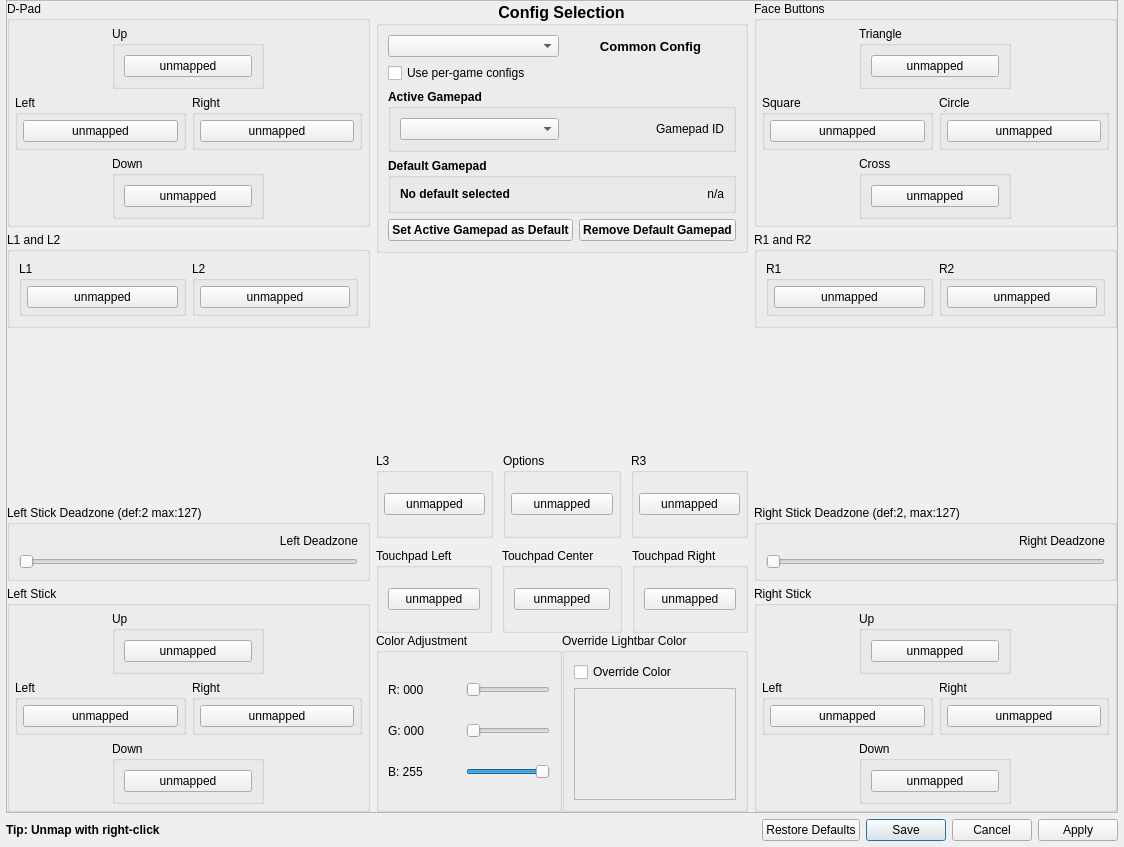
First picture: the form in settings/control_settings.ui, repository rainmakerv3/BB_Launcher, before the edit.
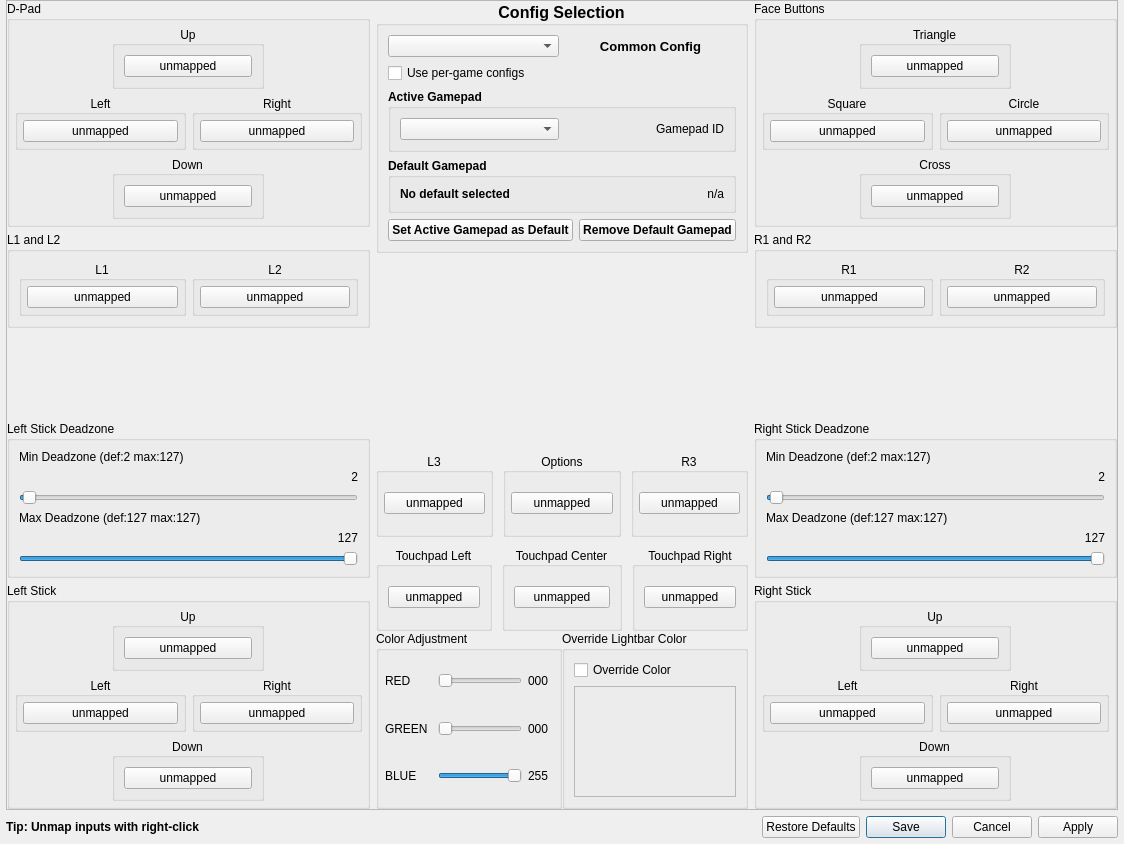
Second picture: the form after the edit. Icons and pictures are not drawn. Custom widgets are drawn as their Qt base class.

Commit message: Add max deadzone setting

```diff
--- a/settings/control_settings.ui
+++ b/settings/control_settings.ui
@@ -10,7 +10,7 @@
     <x>0</x>
     <y>0</y>
     <width>1124</width>
-    <height>847</height>
+    <height>844</height>
    </rect>
   </property>
   <property name="windowTitle">
@@ -44,7 +44,7 @@
         <x>0</x>
         <y>0</y>
         <width>1096</width>
-        <height>810</height>
+        <height>817</height>
        </rect>
       </property>
       <layout class="QVBoxLayout" name="verticalLayout_4">
@@ -138,6 +138,9 @@
                    <property name="title">
                     <string>Up</string>
                    </property>
+                   <property name="alignment">
+                    <set>Qt::AlignmentFlag::AlignCenter</set>
+                   </property>
                    <layout class="QHBoxLayout" name="horizontalLayout_4">
                     <item>
                      <widget class="QRightClickButton" name="DpadUpButton">
@@ -159,6 +162,9 @@
                   <property name="title">
                    <string>Left</string>
                   </property>
+                  <property name="alignment">
+                   <set>Qt::AlignmentFlag::AlignCenter</set>
+                  </property>
                   <layout class="QVBoxLayout" name="gb_dpad_left_layout">
                    <property name="leftMargin">
                     <number>5</number>
@@ -187,6 +193,9 @@
                   <property name="title">
                    <string>Right</string>
                   </property>
+                  <property name="alignment">
+                   <set>Qt::AlignmentFlag::AlignCenter</set>
+                  </property>
                   <layout class="QVBoxLayout" name="gb_dpad_right_layout">
                    <property name="leftMargin">
                     <number>5</number>
@@ -244,6 +253,9 @@
                    <property name="title">
                     <string>Down</string>
                    </property>
+                   <property name="alignment">
+                    <set>Qt::AlignmentFlag::AlignCenter</set>
+                   </property>
                    <layout class="QHBoxLayout" name="horizontalLayout_3">
                     <item>
                      <widget class="QRightClickButton" name="DpadDownButton">
@@ -276,7 +288,10 @@
                  </sizepolicy>
                 </property>
                 <property name="title">
-                 <string>L1</string>
+                 <string notr="true">L1</string>
+                </property>
+                <property name="alignment">
+                 <set>Qt::AlignmentFlag::AlignCenter</set>
                 </property>
                 <layout class="QVBoxLayout" name="gb_l1_layout">
                  <property name="leftMargin">
@@ -304,7 +319,10 @@
               <item>
                <widget class="QGroupBox" name="gb_l2">
                 <property name="title">
-                 <string>L2</string>
+                 <string notr="true">L2</string>
+                </property>
+                <property name="alignment">
+                 <set>Qt::AlignmentFlag::AlignCenter</set>
                 </property>
                 <layout class="QVBoxLayout" name="gb_l2_layout">
                  <property name="leftMargin">
@@ -354,11 +372,21 @@
               </sizepolicy>
              </property>
              <property name="title">
-              <string>Left Stick Deadzone (def:2 max:127)</string>
+              <string>Left Stick Deadzone</string>
              </property>
              <layout class="QVBoxLayout" name="verticalLayout_15">
               <item>
-               <widget class="QLabel" name="LeftDeadzoneValue">
+               <widget class="QLabel" name="LeftDeadzoneMinLabel">
+                <property name="text">
+                 <string>Min Deadzone (def:2 max:127)</string>
+                </property>
+                <property name="alignment">
+                 <set>Qt::AlignmentFlag::AlignLeading</set>
+                </property>
+               </widget>
+              </item>
+              <item>
+               <widget class="QLabel" name="LeftDeadzoneMinValue">
                 <property name="sizePolicy">
                  <sizepolicy hsizetype="Minimum" vsizetype="Minimum">
                   <horstretch>0</horstretch>
@@ -366,7 +394,7 @@
                  </sizepolicy>
                 </property>
                 <property name="text">
-                 <string>Left Deadzone</string>
+                 <string notr="true">2</string>
                 </property>
                 <property name="alignment">
                  <set>Qt::AlignmentFlag::AlignRight|Qt::AlignmentFlag::AlignTrailing|Qt::AlignmentFlag::AlignVCenter</set>
@@ -385,6 +413,57 @@
                  <number>1</number>
                 </property>
                 <property name="maximum">
+                 <number>127</number>
+                </property>
+                <property name="value">
+                 <number>2</number>
+                </property>
+                <property name="orientation">
+                 <enum>Qt::Orientation::Horizontal</enum>
+                </property>
+               </widget>
+              </item>
+              <item>
+               <widget class="QLabel" name="LeftDeadzoneMaxLabel">
+                <property name="text">
+                 <string>Max Deadzone (def:127 max:127)</string>
+                </property>
+                <property name="alignment">
+                 <set>Qt::AlignmentFlag::AlignLeading</set>
+                </property>
+               </widget>
+              </item>
+              <item>
+               <widget class="QLabel" name="LeftDeadzoneMaxValue">
+                <property name="sizePolicy">
+                 <sizepolicy hsizetype="Minimum" vsizetype="Minimum">
+                  <horstretch>0</horstretch>
+                  <verstretch>0</verstretch>
+                 </sizepolicy>
+                </property>
+                <property name="text">
+                 <string notr="true">127</string>
+                </property>
+                <property name="alignment">
+                 <set>Qt::AlignmentFlag::AlignRight|Qt::AlignmentFlag::AlignTrailing|Qt::AlignmentFlag::AlignVCenter</set>
+                </property>
+               </widget>
+              </item>
+              <item>
+               <widget class="QSlider" name="LeftDeadzoneMaxSlider">
+                <property name="sizePolicy">
+                 <sizepolicy hsizetype="Preferred" vsizetype="Minimum">
+                  <horstretch>0</horstretch>
+                  <verstretch>0</verstretch>
+                 </sizepolicy>
+                </property>
+                <property name="minimum">
+                 <number>1</number>
+                </property>
+                <property name="maximum">
+                 <number>127</number>
+                </property>
+                <property name="value">
                  <number>127</number>
                 </property>
                 <property name="orientation">
@@ -463,6 +542,9 @@
                    <property name="title">
                     <string>Up</string>
                    </property>
+                   <property name="alignment">
+                    <set>Qt::AlignmentFlag::AlignCenter</set>
+                   </property>
                    <layout class="QVBoxLayout" name="verticalLayout_10">
                     <item>
                      <widget class="QRightClickButton" name="LStickUpButton">
@@ -484,6 +566,9 @@
                   <property name="title">
                    <string>Left</string>
                   </property>
+                  <property name="alignment">
+                   <set>Qt::AlignmentFlag::AlignCenter</set>
+                  </property>
                   <layout class="QVBoxLayout" name="gb_left_stick_left_layout">
                    <property name="leftMargin">
                     <number>5</number>
@@ -518,6 +603,9 @@
                   <property name="title">
                    <string>Right</string>
                   </property>
+                  <property name="alignment">
+                   <set>Qt::AlignmentFlag::AlignCenter</set>
+                  </property>
                   <layout class="QVBoxLayout" name="gb_left_stick_right_layout">
                    <property name="leftMargin">
                     <number>5</number>
@@ -575,6 +663,9 @@
                    <property name="title">
                     <string>Down</string>
                    </property>
+                   <property name="alignment">
+                    <set>Qt::AlignmentFlag::AlignCenter</set>
+                   </property>
                    <layout class="QVBoxLayout" name="verticalLayout_8">
                     <item>
                      <widget class="QRightClickButton" name="LStickDownButton">
@@ -855,7 +946,10 @@
                   </sizepolicy>
                  </property>
                  <property name="title">
-                  <string>L3</string>
+                  <string notr="true">L3</string>
+                 </property>
+                 <property name="alignment">
+                  <set>Qt::AlignmentFlag::AlignCenter</set>
                  </property>
                  <layout class="QVBoxLayout" name="gb_l3_layout">
                   <property name="leftMargin">
@@ -885,6 +979,9 @@
                  <property name="title">
                   <string>Options</string>
                  </property>
+                 <property name="alignment">
+                  <set>Qt::AlignmentFlag::AlignCenter</set>
+                 </property>
                  <layout class="QVBoxLayout" name="gb_start_layout">
                   <property name="leftMargin">
                    <number>5</number>
@@ -917,7 +1014,10 @@
                   </sizepolicy>
                  </property>
                  <property name="title">
-                  <string>R3</string>
+                  <string notr="true">R3</string>
+                 </property>
+                 <property name="alignment">
+                  <set>Qt::AlignmentFlag::AlignCenter</set>
                  </property>
                  <layout class="QVBoxLayout" name="gb_r3_layout">
                   <property name="leftMargin">
@@ -951,6 +1051,9 @@
                  <property name="title">
                   <string>Touchpad Left</string>
                  </property>
+                 <property name="alignment">
+                  <set>Qt::AlignmentFlag::AlignCenter</set>
+                 </property>
                  <layout class="QHBoxLayout" name="horizontalLayout_5">
                   <item>
                    <widget class="QRightClickButton" name="TouchpadLeftButton">
@@ -967,6 +1070,9 @@
                  <property name="title">
                   <string>Touchpad Center</string>
                  </property>
+                 <property name="alignment">
+                  <set>Qt::AlignmentFlag::AlignCenter</set>
+                 </property>
                  <layout class="QVBoxLayout" name="verticalLayout_11">
                   <item>
                    <widget class="QRightClickButton" name="TouchpadCenterButton">
@@ -983,6 +1089,9 @@
                  <property name="title">
                   <string>Touchpad Right</string>
                  </property>
+                 <property name="alignment">
+                  <set>Qt::AlignmentFlag::AlignCenter</set>
+                 </property>
                  <layout class="QVBoxLayout" name="verticalLayout_12">
                   <item>
                    <widget class="QRightClickButton" name="TouchpadRightButton">
@@ -1013,17 +1122,26 @@
                   <string>Color Adjustment</string>
                  </property>
                  <layout class="QVBoxLayout" name="verticalLayout_18">
+                  <property name="leftMargin">
+                   <number>6</number>
+                  </property>
+                  <property name="rightMargin">
+                   <number>6</number>
+                  </property>
                   <item>
                    <layout class="QHBoxLayout" name="horizontalLayout_9">
+                    <property name="spacing">
+                     <number>6</number>
+                    </property>
                     <item>
-                     <widget class="QLabel" name="RLabel">
+                     <widget class="QLabel" name="RLabel_text">
                       <property name="font">
                        <font>
                         <bold>false</bold>
                        </font>
                       </property>
                       <property name="text">
-                       <string notr="true">R: 000</string>
+                       <string>RED</string>
                       </property>
                      </widget>
                     </item>
@@ -1043,19 +1161,38 @@
                       </property>
                      </widget>
                     </item>
+                    <item>
+                     <widget class="QLabel" name="RLabel">
+                      <property name="sizePolicy">
+                       <sizepolicy hsizetype="Minimum" vsizetype="Preferred">
+                        <horstretch>0</horstretch>
+                        <verstretch>0</verstretch>
+                       </sizepolicy>
+                      </property>
+                      <property name="maximumSize">
+                       <size>
+                        <width>25</width>
+                        <height>16777215</height>
+                       </size>
+                      </property>
+                      <property name="text">
+                       <string notr="true">000</string>
+                      </property>
+                     </widget>
+                    </item>
                    </layout>
                   </item>
                   <item>
                    <layout class="QHBoxLayout" name="horizontalLayout_10">
                     <item>
-                     <widget class="QLabel" name="GLabel">
+                     <widget class="QLabel" name="GLabel_text">
                       <property name="font">
                        <font>
                         <bold>false</bold>
                        </font>
                       </property>
                       <property name="text">
-                       <string notr="true">G: 000</string>
+                       <string>GREEN</string>
                       </property>
                      </widget>
                     </item>
@@ -1075,19 +1212,38 @@
                       </property>
                      </widget>
                     </item>
+                    <item>
+                     <widget class="QLabel" name="GLabel">
+                      <property name="sizePolicy">
+                       <sizepolicy hsizetype="Minimum" vsizetype="Preferred">
+                        <horstretch>0</horstretch>
+                        <verstretch>0</verstretch>
+                       </sizepolicy>
+                      </property>
+                      <property name="maximumSize">
+                       <size>
+                        <width>25</width>
+                        <height>16777215</height>
+                       </size>
+                      </property>
+                      <property name="text">
+                       <string notr="true">000</string>
+                      </property>
+                     </widget>
+                    </item>
                    </layout>
                   </item>
                   <item>
                    <layout class="QHBoxLayout" name="horizontalLayout_11">
                     <item>
-                     <widget class="QLabel" name="BLabel">
+                     <widget class="QLabel" name="BLabel_text">
                       <property name="font">
                        <font>
                         <bold>false</bold>
                        </font>
                       </property>
                       <property name="text">
-                       <string notr="true">B: 255</string>
+                       <string>BLUE</string>
                       </property>
                      </widget>
                     </item>
@@ -1110,6 +1266,25 @@
                       </property>
                      </widget>
                     </item>
+                    <item>
+                     <widget class="QLabel" name="BLabel">
+                      <property name="sizePolicy">
+                       <sizepolicy hsizetype="Minimum" vsizetype="Preferred">
+                        <horstretch>0</horstretch>
+                        <verstretch>0</verstretch>
+                       </sizepolicy>
+                      </property>
+                      <property name="maximumSize">
+                       <size>
+                        <width>25</width>
+                        <height>16777215</height>
+                       </size>
+                      </property>
+                      <property name="text">
+                       <string notr="true">255</string>
+                      </property>
+                     </widget>
+                    </item>
                    </layout>
                   </item>
                  </layout>
@@ -1228,6 +1403,9 @@
                    <property name="title">
                     <string>Triangle</string>
                    </property>
+                   <property name="alignment">
+                    <set>Qt::AlignmentFlag::AlignCenter</set>
+                   </property>
                    <layout class="QVBoxLayout" name="verticalLayout_3">
                     <item>
                      <widget class="QRightClickButton" name="TriangleButton">
@@ -1249,6 +1427,9 @@
                   <property name="title">
                    <string>Square</string>
                   </property>
+                  <property name="alignment">
+                   <set>Qt::AlignmentFlag::AlignCenter</set>
+                  </property>
                   <layout class="QVBoxLayout" name="gb_square_layout">
                    <property name="leftMargin">
                     <number>5</number>
@@ -1277,6 +1458,9 @@
                   <property name="title">
                    <string>Circle</string>
                   </property>
+                  <property name="alignment">
+                   <set>Qt::AlignmentFlag::AlignCenter</set>
+                  </property>
                   <layout class="QVBoxLayout" name="gb_circle_layout">
                    <property name="leftMargin">
                     <number>5</number>
@@ -1334,6 +1518,9 @@
                    <property name="title">
                     <string>Cross</string>
                    </property>
+                   <property name="alignment">
+                    <set>Qt::AlignmentFlag::AlignCenter</set>
+                   </property>
                    <layout class="QVBoxLayout" name="verticalLayout_5">
                     <item>
                      <widget class="QRightClickButton" name="CrossButton">
@@ -1366,7 +1553,10 @@
                  </sizepolicy>
                 </property>
                 <property name="title">
-                 <string>R1</string>
+                 <string notr="true">R1</string>
+                </property>
+                <property name="alignment">
+                 <set>Qt::AlignmentFlag::AlignCenter</set>
                 </property>
                 <layout class="QVBoxLayout" name="gb_r1_layout">
                  <property name="leftMargin">
@@ -1394,7 +1584,10 @@
               <item>
                <widget class="QGroupBox" name="gb_r2">
                 <property name="title">
-                 <string>R2</string>
+                 <string notr="true">R2</string>
+                </property>
+                <property name="alignment">
+                 <set>Qt::AlignmentFlag::AlignCenter</set>
                 </property>
                 <layout class="QVBoxLayout" name="gb_r2_layout">
                  <property name="leftMargin">
@@ -1447,11 +1640,21 @@
               </sizepolicy>
              </property>
              <property name="title">
-              <string>Right Stick Deadzone (def:2, max:127)</string>
+              <string>Right Stick Deadzone</string>
              </property>
              <layout class="QVBoxLayout" name="verticalLayout_13">
               <item>
-               <widget class="QLabel" name="RightDeadzoneValue">
+               <widget class="QLabel" name="RightDeadzoneMinLabel">
+                <property name="text">
+                 <string>Min Deadzone (def:2 max:127)</string>
+                </property>
+                <property name="alignment">
+                 <set>Qt::AlignmentFlag::AlignLeading</set>
+                </property>
+               </widget>
+              </item>
+              <item>
+               <widget class="QLabel" name="RightDeadzoneMinValue">
                 <property name="sizePolicy">
                  <sizepolicy hsizetype="Preferred" vsizetype="Minimum">
                   <horstretch>0</horstretch>
@@ -1459,7 +1662,7 @@
                  </sizepolicy>
                 </property>
                 <property name="text">
-                 <string>Right Deadzone</string>
+                 <string notr="true">2</string>
                 </property>
                 <property name="alignment">
                  <set>Qt::AlignmentFlag::AlignRight|Qt::AlignmentFlag::AlignTrailing|Qt::AlignmentFlag::AlignVCenter</set>
@@ -1478,6 +1681,57 @@
                  <number>1</number>
                 </property>
                 <property name="maximum">
+                 <number>127</number>
+                </property>
+                <property name="value">
+                 <number>2</number>
+                </property>
+                <property name="orientation">
+                 <enum>Qt::Orientation::Horizontal</enum>
+                </property>
+               </widget>
+              </item>
+              <item>
+               <widget class="QLabel" name="RightDeadzoneMaxLabel">
+                <property name="text">
+                 <string>Max Deadzone (def:127 max:127)</string>
+                </property>
+                <property name="alignment">
+                 <set>Qt::AlignmentFlag::AlignLeading</set>
+                </property>
+               </widget>
+              </item>
+              <item>
+               <widget class="QLabel" name="RightDeadzoneMaxValue">
+                <property name="sizePolicy">
+                 <sizepolicy hsizetype="Preferred" vsizetype="Minimum">
+                  <horstretch>0</horstretch>
+                  <verstretch>0</verstretch>
+                 </sizepolicy>
+                </property>
+                <property name="text">
+                 <string notr="true">127</string>
+                </property>
+                <property name="alignment">
+                 <set>Qt::AlignmentFlag::AlignRight|Qt::AlignmentFlag::AlignTrailing|Qt::AlignmentFlag::AlignVCenter</set>
+                </property>
+               </widget>
+              </item>
+              <item>
+               <widget class="QSlider" name="RightDeadzoneMaxSlider">
+                <property name="sizePolicy">
+                 <sizepolicy hsizetype="Preferred" vsizetype="Minimum">
+                  <horstretch>0</horstretch>
+                  <verstretch>0</verstretch>
+                 </sizepolicy>
+                </property>
+                <property name="minimum">
+                 <number>1</number>
+                </property>
+                <property name="maximum">
+                 <number>127</number>
+                </property>
+                <property name="value">
                  <number>127</number>
                 </property>
                 <property name="orientation">
@@ -1556,6 +1810,9 @@
                    <property name="title">
                     <string>Up</string>
                    </property>
+                   <property name="alignment">
+                    <set>Qt::AlignmentFlag::AlignCenter</set>
+                   </property>
                    <layout class="QVBoxLayout" name="verticalLayout_7">
                     <item>
                      <widget class="QRightClickButton" name="RStickUpButton">
@@ -1577,6 +1834,9 @@
                   <property name="title">
                    <string>Left</string>
                   </property>
+                  <property name="alignment">
+                   <set>Qt::AlignmentFlag::AlignCenter</set>
+                  </property>
                   <layout class="QVBoxLayout" name="gb_right_stick_left_layout">
                    <property name="leftMargin">
                     <number>5</number>
@@ -1605,6 +1865,9 @@
                   <property name="title">
                    <string>Right</string>
                   </property>
+                  <property name="alignment">
+                   <set>Qt::AlignmentFlag::AlignCenter</set>
+                  </property>
                   <layout class="QVBoxLayout" name="gb_right_stick_right_layout">
                    <property name="leftMargin">
                     <number>5</number>
@@ -1662,6 +1925,9 @@
                    <property name="title">
                     <string>Down</string>
                    </property>
+                   <property name="alignment">
+                    <set>Qt::AlignmentFlag::AlignCenter</set>
+                   </property>
                    <layout class="QVBoxLayout" name="verticalLayout_6">
                     <item>
                      <widget class="QRightClickButton" name="RStickDownButton">
@@ -1697,7 +1963,7 @@
         </font>
        </property>
        <property name="text">
-        <string>Tip: Unmap with right-click</string>
+        <string>Tip: Unmap inputs with right-click</string>
        </property>
       </widget>
      </item>
@@ -1709,6 +1975,12 @@
          <verstretch>0</verstretch>
         </sizepolicy>
        </property>
+       <property name="layoutDirection">
+        <enum>Qt::LayoutDirection::LeftToRight</enum>
+       </property>
+       <property name="orientation">
+        <enum>Qt::Orientation::Horizontal</enum>
+       </property>
        <property name="standardButtons">
         <set>QDialogButtonBox::StandardButton::Apply|QDialogButtonBox::StandardButton::Cancel|QDialogButtonBox::StandardButton::RestoreDefaults|QDialogButtonBox::StandardButton::Save</set>
        </property>
```
Left out of the diff: 8 changed lines with no effect on the pictures. The commit also changes 10 other files.
